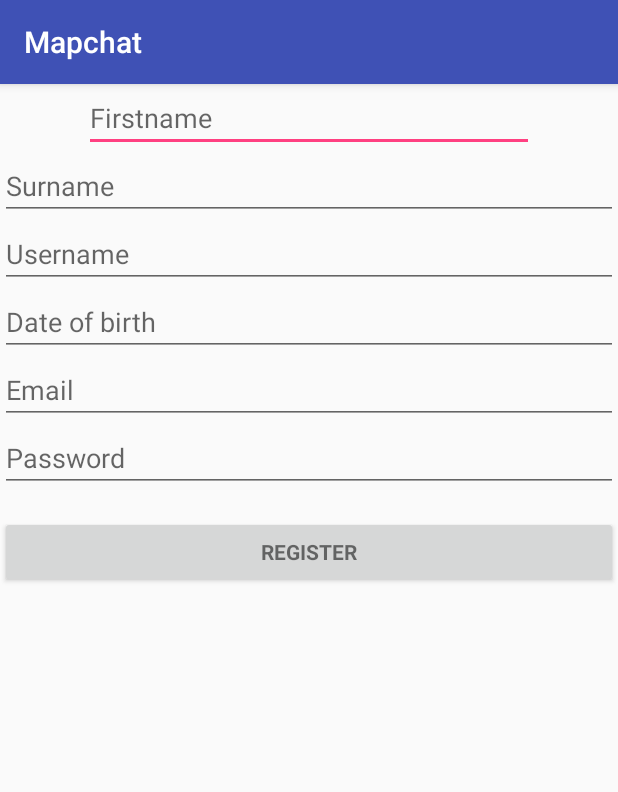
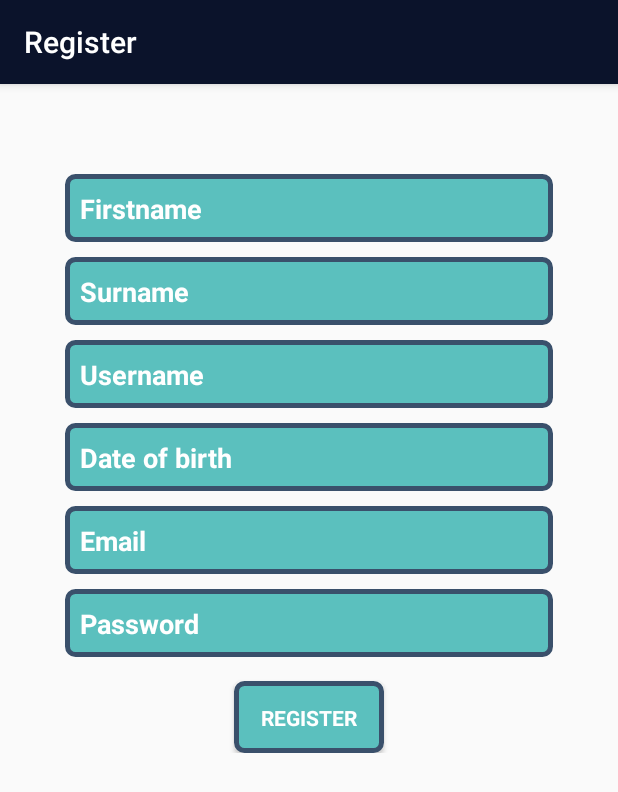
Before and after one commit to ripan263/mapchat, an Android app: the Register screen opened directly, with no data from a screen before it, on a phone screen of 412 x 824 dp. Shown: the top 792 px of the screen. Run offline under Robolectric (Android 15) with nearby library versions, the phone set to English and light mode, and no system bars.

Commit message:
UI redesign including curved corners, all new colors, text change, textview rearrangemnets etc

```diff
--- a/app/src/main/AndroidManifest.xml
+++ b/app/src/main/AndroidManifest.xml
@@ -30,7 +30,7 @@
         <!--android:value="@string/google_maps_key"-->
         <activity
             android:name=".Login"
-            android:label="@string/title_activity_maps">
+            android:label="@string/title_activity_login">
             <intent-filter>
                 <action android:name="android.intent.action.MAIN" />
 
@@ -40,7 +40,7 @@
         <activity android:name=".MapsActivity" />
         <activity android:name=".Welcome" />
         <activity android:name=".Register"
-            android:label="@string/title_activity_login">
+            android:label="@string/title_activity_register">
         </activity>
     </application>
 
--- /dev/null
+++ b/app/src/main/res/drawable/rounded_corner.xml
@@ -0,0 +1,15 @@
+<?xml version="1.0" encoding="utf-8"?>
+<shape xmlns:android="http://schemas.android.com/apk/res/android" >
+    <stroke
+        android:width="3dp"
+        android:color="@color/roundedCornerColor" />
+
+    <solid android:color="@color/viewFilling" />
+
+    <padding
+        android:left="1dp"
+        android:right="1dp"
+        android:top="1dp" />
+
+    <corners android:radius="5dp" />
+</shape>
--- a/app/src/main/res/layout/activity_register.xml
+++ b/app/src/main/res/layout/activity_register.xml
@@ -2,94 +2,139 @@
 <android.support.constraint.ConstraintLayout xmlns:android="http://schemas.android.com/apk/res/android"
     xmlns:app="http://schemas.android.com/apk/res-auto"
     xmlns:tools="http://schemas.android.com/tools"
-    android:layout_width="match_parent"
+    android:layout_width="325dp"
     android:layout_height="match_parent"
+    android:layout_gravity="center"
     tools:context="com.example.ripan.map.Register">
 
 
-    <LinearLayout android:layout_width="match_parent"
+    <LinearLayout
+        android:layout_width="match_parent"
         android:layout_height="match_parent"
         android:gravity="center_horizontal"
         android:orientation="vertical"
 
+
+        app:layout_constraintBottom_toBottomOf="parent"
+        app:layout_constraintLeft_toLeftOf="parent"
+        app:layout_constraintRight_toRightOf="parent"
+        app:layout_constraintTop_toTopOf="parent"
         tools:context="com.example.ripan.map.RegisterActivity">
 
         <!-- Register progress -->
-        <ProgressBar android:id="@+id/login_progress"
+        <ProgressBar
+            android:id="@+id/login_progress"
             style="?android:attr/progressBarStyleLarge"
-            android:layout_width="wrap_content"
+            android:layout_width="200dp"
             android:layout_height="wrap_content"
             android:layout_marginBottom="8dp"
-            android:visibility="gone"/>
+            android:visibility="gone" />
 
-        <ScrollView android:id="@+id/login_form"
+        <ScrollView
+            android:id="@+id/login_form"
             android:layout_width="match_parent"
             android:layout_height="match_parent">
-
-            <LinearLayout android:id="@+id/email_login_form"
+            <LinearLayout
+                android:id="@+id/email_login_form"
                 android:layout_width="match_parent"
                 android:layout_height="wrap_content"
                 android:orientation="vertical">
 
-                <EditText android:id="@+id/firstname"
-                    android:layout_width="300dp"
-                    android:layout_height="wrap_content"
+                <EditText
+                    android:id="@+id/firstname"
+                    android:layout_width="match_parent"
+                    android:layout_height="45dp"
                     android:layout_gravity="center"
+                    android:paddingLeft="10dp"
+                    android:background="@drawable/rounded_corner"
                     android:hint="Firstname"
-                    android:inputType="textEmailAddress"
-                    android:maxLines="1" android:singleLine="true"
-                    tools:hint="Firstname"/>
-
-                <EditText android:id="@+id/surname"
-                    android:layout_width="match_parent"
-                    android:layout_height="wrap_content"
-                    android:hint="Surname"
+                    android:textStyle="bold"
                     android:inputType="textEmailAddress"
                     android:maxLines="1"
-                    android:singleLine="true"/>
+                    android:singleLine="true"
+                    android:layout_marginTop="60dp"
+                    android:layout_marginBottom="10dp"
+                    tools:hint="Firstname" />
 
-                <EditText android:id="@+id/username"
+                <EditText
+                    android:id="@+id/surname"
                     android:layout_width="match_parent"
-                    android:layout_height="wrap_content"
-                    android:hint="Username"
+                    android:layout_height="45dp"
+                    android:layout_gravity="center"
+                    android:layout_marginBottom="10dp"
+                    android:background="@drawable/rounded_corner"
+                    android:hint="Surname"
+                    android:textStyle="bold"
+                    android:paddingLeft="10dp"
                     android:inputType="textEmailAddress"
                     android:maxLines="1"
-                    android:singleLine="true"/>
+                    android:singleLine="true" />
 
-                <EditText android:id="@+id/dateofbirth"
+                <EditText
+                    android:id="@+id/username"
                     android:layout_width="match_parent"
-                    android:layout_height="wrap_content"
+                    android:layout_height="45dp"
+                    android:layout_marginBottom="10dp"
+                    android:background="@drawable/rounded_corner"
+                    android:layout_gravity="center"
+                    android:hint="Username"
+                    android:textStyle="bold"
+                    android:paddingLeft="10dp"
+                    android:inputType="textEmailAddress"
+                    android:maxLines="1"
+                    android:singleLine="true" />
+
+                <EditText
+                    android:id="@+id/dateofbirth"
+                    android:layout_width="match_parent"
+                    android:layout_height="45dp"
+                    android:layout_marginBottom="10dp"
+                    android:background="@drawable/rounded_corner"
                     android:hint="Date of birth"
+                    android:textStyle="bold"
+                    android:paddingLeft="10dp"
                     android:inputType="date"
                     android:maxLines="1"
-                    android:singleLine="true"/>
+                    android:singleLine="true" />
 
-                <EditText android:id="@+id/email"
+                <EditText
+                    android:id="@+id/email"
                     android:layout_width="match_parent"
-                    android:layout_height="wrap_content"
+                    android:layout_height="45dp"
+                    android:layout_marginBottom="10dp"
+                    android:background="@drawable/rounded_corner"
                     android:hint="@string/prompt_email"
+                    android:textStyle="bold"
+                    android:paddingLeft="10dp"
                     android:inputType="textEmailAddress"
                     android:maxLines="1"
-                    android:singleLine="true"/>
+                    android:singleLine="true" />
 
-                <EditText android:id="@+id/password"
+                <EditText
+                    android:id="@+id/password"
                     android:layout_width="match_parent"
-                    android:layout_height="wrap_content"
+                    android:layout_height="45dp"
+                    android:background="@drawable/rounded_corner"
                     android:hint="@string/prompt_password"
                     android:imeActionId="6"
-
+                    android:textStyle="bold"
+                    android:paddingLeft="10dp"
                     android:imeOptions="actionUnspecified"
                     android:inputType="textPassword"
                     android:maxLines="1"
-                    android:singleLine="true"/>
+                    android:singleLine="true" />
 
-                <Button android:id="@+id/email_sign_in_button"
+                <Button
+                    android:id="@+id/email_sign_in_button"
                     style="?android:textAppearanceSmall"
-                    android:layout_width="match_parent"
+                    android:layout_width="100dp"
                     android:layout_height="wrap_content"
+                    android:layout_gravity="center"
+                    android:background="@drawable/rounded_corner"
+                    android:textColor="@color/textColor"
                     android:layout_marginTop="16dp"
                     android:text="Register"
-                    android:textStyle="bold"/>
+                    android:textStyle="bold" />
 
             </LinearLayout>
         </ScrollView>
--- a/app/src/main/res/values/colors.xml
+++ b/app/src/main/res/values/colors.xml
@@ -1,6 +1,9 @@
 <?xml version="1.0" encoding="utf-8"?>
 <resources>
-    <color name="colorPrimary">#3F51B5</color>
-    <color name="colorPrimaryDark">#303F9F</color>
+    <color name="colorPrimary">#0B132B</color>
+    <color name="colorPrimaryDark">#1C2541</color>
+    <color name="roundedCornerColor">#3A506B</color>
+    <color name="viewFilling">#5BC0BE</color>
+    <color name="textColor">#FFFFFF</color>
     <color name="colorAccent">#FF4081</color>
 </resources>
--- a/app/src/main/res/values/strings.xml
+++ b/app/src/main/res/values/strings.xml
@@ -2,9 +2,10 @@
     <string name="app_name">MAP</string>
     <string name="title_activity_maps">Map</string>
 
-    <string name="title_activity_login">Mapchat</string>
+    <string name="title_activity_login">Login</string>
     <!-- Strings related to login -->
     <string name="prompt_email">Email</string>
+    <string name="hint1"><i>Your hint here</i></string>
     <string name="prompt_username">Username</string>
     <string name="prompt_password">Password</string>
     <string name="action_sign_in">Sign in</string>
--- a/app/src/main/res/values/styles.xml
+++ b/app/src/main/res/values/styles.xml
@@ -6,6 +6,7 @@
         <item name="colorPrimary">@color/colorPrimary</item>
         <item name="colorPrimaryDark">@color/colorPrimaryDark</item>
         <item name="colorAccent">@color/colorAccent</item>
+        <item name="android:textColorHint">@color/textColor</item>
     </style>
 
 </resources>
```
Also changed, not shown: app/src/main/res/layout/activity_login.xml (+31 -10 lines).
